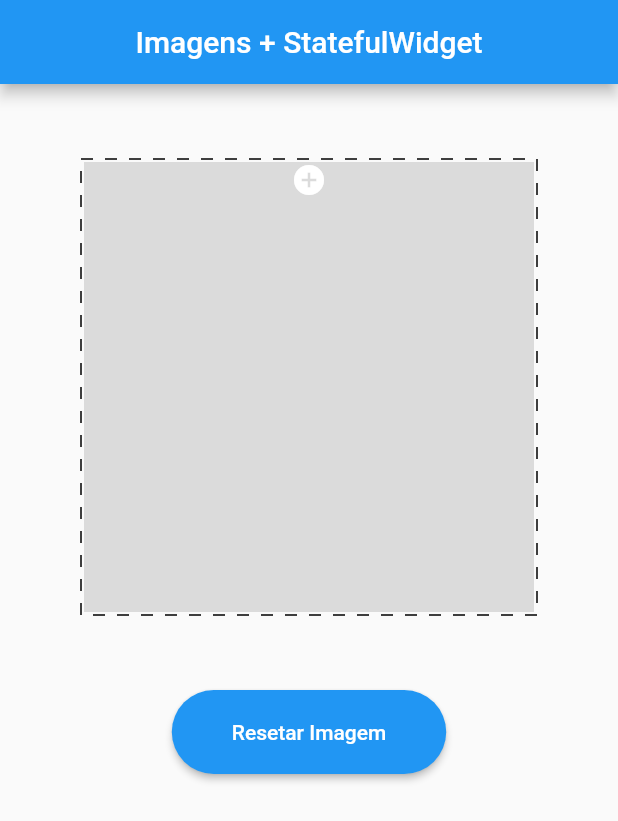
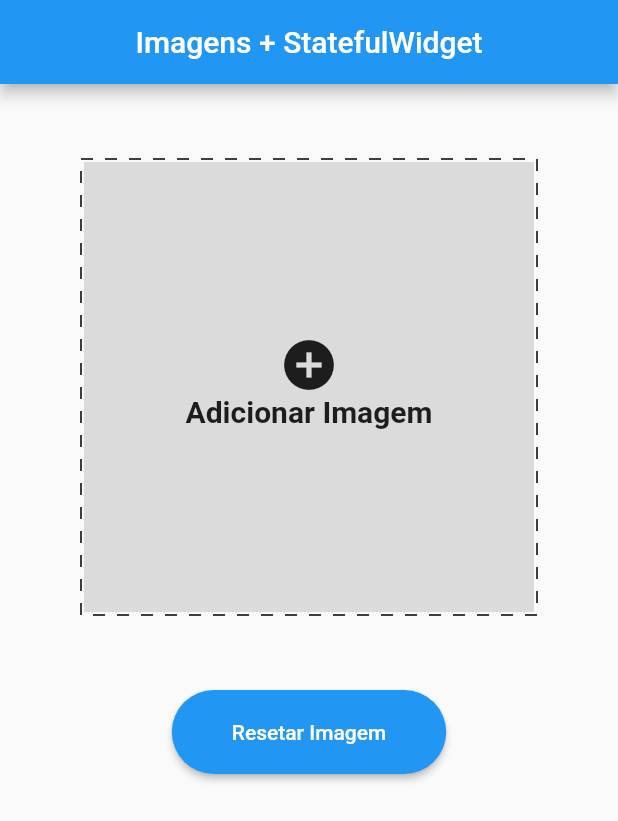
Before and after one commit to CesarFKB/flutter_aula04, a Flutter app: the screen it shows after launch, on a phone screen of 412 x 824 dp. Shown: the top 821 px of the screen. Run offline on Flutter 3.47's test engine with Material 2 defaults, Android fonts, the phone set to English and light mode, and no system bars; drawn by our look-alikes of dotted_border.

Commit message:
new file:   lib/container_el.dart 	modified:   lib/home_page.dart

```diff
--- /dev/null
+++ b/lib/container_el.dart
@@ -0,0 +1,20 @@
+import 'package:flutter/material.dart';
+
+class ContainerEl extends StatefulWidget {
+  const ContainerEl({super.key});
+
+  @override
+  State<ContainerEl> createState() => _ContainerElState();
+}
+
+class _ContainerElState extends State<ContainerEl> {
+  @override
+  Widget build(BuildContext context) {
+    return const Column(
+      children: [
+        Center(child: Icon(Icons.add_circle, size: 40,)),
+        Center(child: Text("Adicionar Imagem", style: TextStyle(fontWeight: FontWeight.bold, fontSize: 20),)),
+      ],
+    );
+  }
+}
--- a/lib/home_page.dart
+++ b/lib/home_page.dart
@@ -1,5 +1,6 @@
 import 'package:dotted_border/dotted_border.dart';
 import 'package:flutter/material.dart';
+import 'package:flutter_aula04/container_el.dart';
 
 class HomePage extends StatefulWidget {
   const HomePage({super.key});
@@ -30,11 +31,10 @@ class _HomePageState extends State<HomePage> {
                     constraints: BoxConstraints.tight(const Size.fromRadius(150)),
                     alignment: Alignment.center,
                     color: const Color.fromARGB(100, 172, 172, 172),
-                    child: ListView(
-                      children: const [
-                        Icon(Icons.add_circle, color: Colors.white, fill: 1),
-                      ],
-                    ),
+                    child: Container(
+                      alignment: Alignment.center,
+                      height: 70,
+                      child: const ContainerEl(),)
                   ),
                 )
               ),
```
